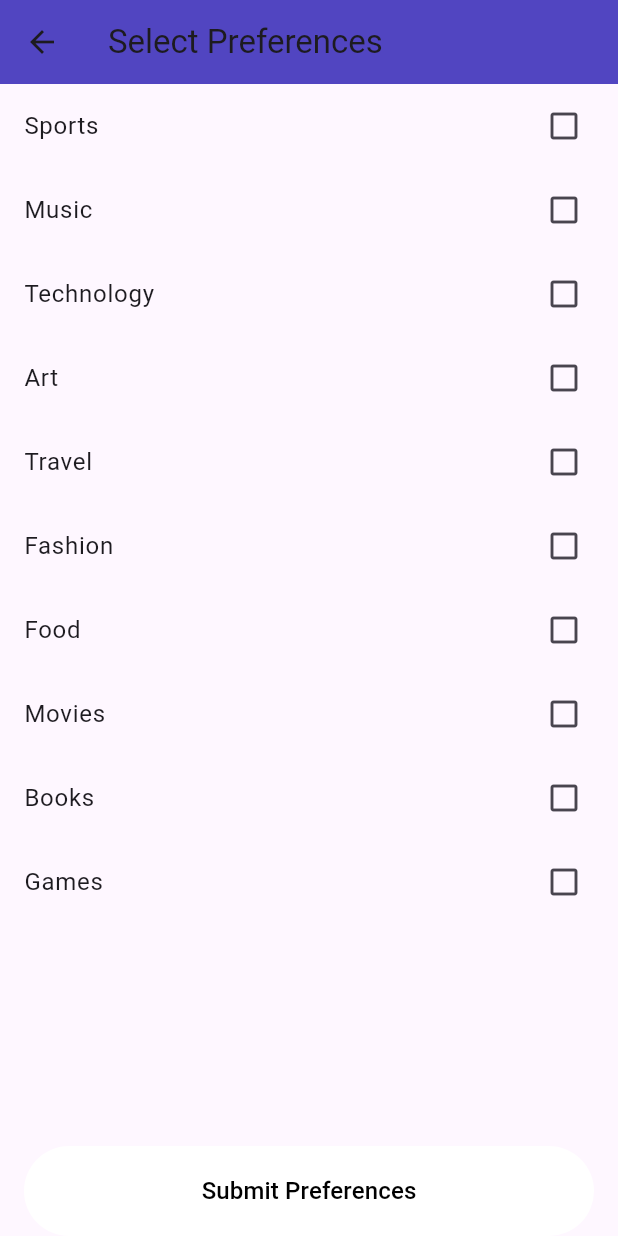
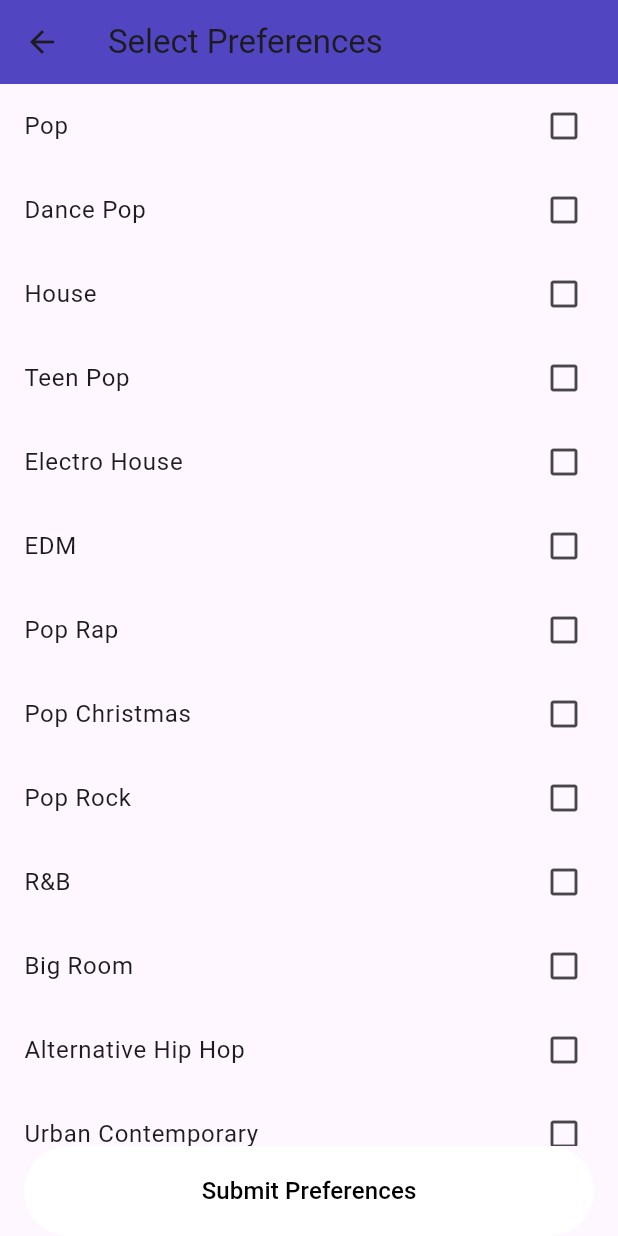
Before and after one commit to raj2411/MusicPlayer, a Flutter app: the PreferencesScreen screen opened directly with empty values, on a phone screen of 412 x 824 dp. Run offline on Flutter 3.47's test engine with Material 3 defaults, Android fonts, the phone set to English and light mode, and no system bars; our stand-ins replace audioplayers, cloud_firestore, firebase_auth, firebase_core; accounts and stored records are empty; network calls fail; Roboto replaces fonts that are missing (Monserrat); project files that could hold a hidden picture were left out.

Commit message:
Imporovements in app

```diff
--- a/lib/main.dart
+++ b/lib/main.dart
@@ -3,6 +3,7 @@ import 'package:flutter/material.dart';
 import 'package:firebase_core/firebase_core.dart';
 import 'package:untitled/screen/home_screen.dart';
 import 'package:untitled/screen/login_screen.dart';
+import 'package:untitled/screen/registration_screen.dart';
 import 'firebase_options.dart';  // Auto-generated file for configuring Firebase
 
 void main() async {
--- a/lib/screen/preferences_screen.dart
+++ b/lib/screen/preferences_screen.dart
@@ -14,9 +14,30 @@ class PreferencesScreen extends StatefulWidget {
 }
 
 class _PreferencesScreenState extends State<PreferencesScreen> {
+
   final List<String> categories = [
-    "Sports", "Music", "Technology", "Art", "Travel", "Fashion", "Food", "Movies", "Books", "Games"
+    "Pop",
+    "Dance Pop",
+    "House",
+    "Teen Pop",
+    "Electro House",
+    "EDM",
+    "Pop Rap",
+    "Pop Christmas",
+    "Pop Rock",
+    "R&B",
+    "Big Room",
+    "Alternative Hip Hop",
+    "Urban Contemporary",
+    "Progressive Electro House",
+    "Indie R&B",
+    "Indietronica",
+    "Permanent Wave",
+    "Synthpop",
+    "Contemporary Country",
+    "Neo Mellow"
   ];
+
 
   final Set<String> selectedCategories = {};
 
```
Also changed, not shown: lib/music-player-5cdb4-firebase-adminsdk-3bxcz-d35afb77ad.json (added, +13 -0 lines).
